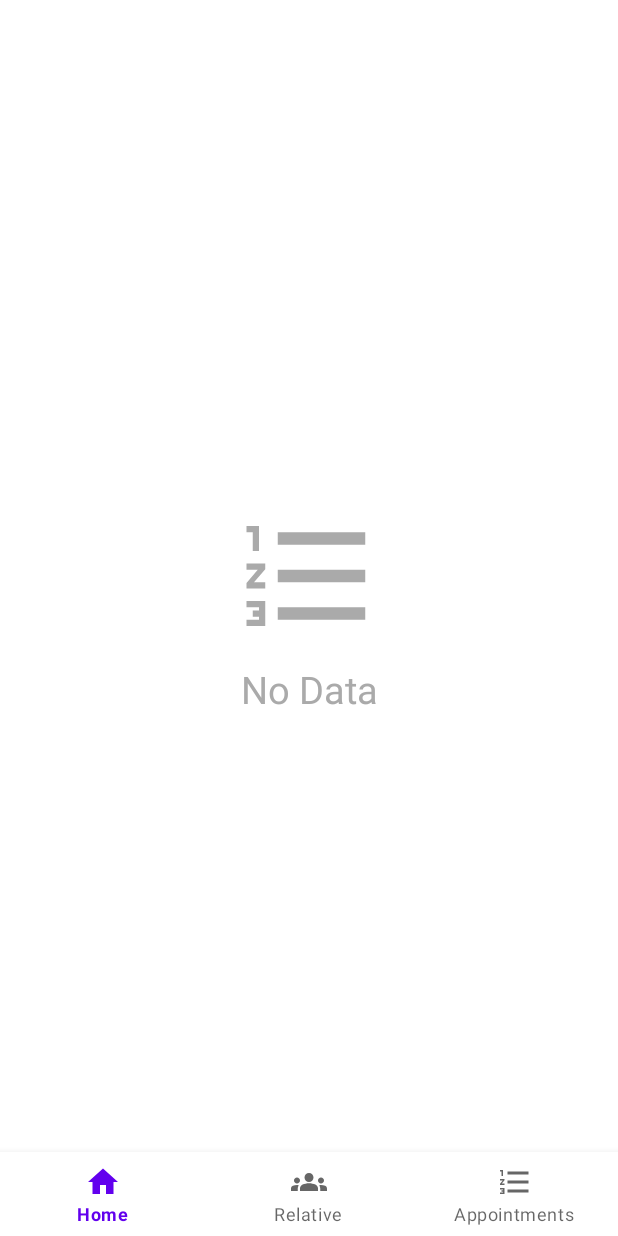
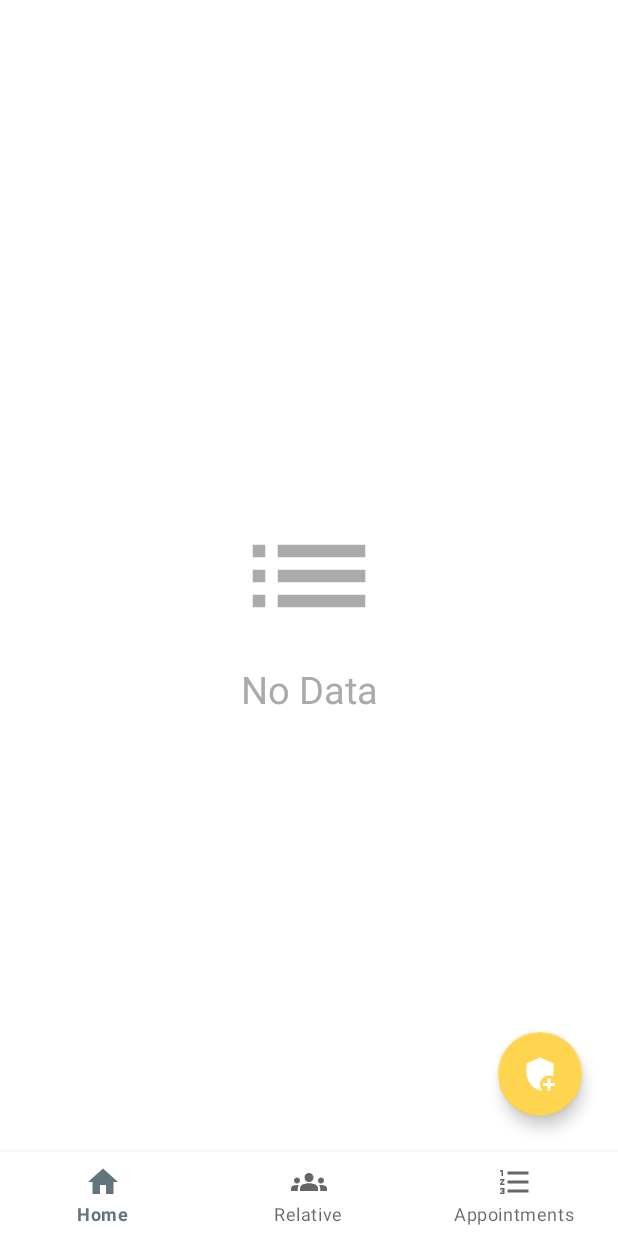
Before and after one commit to mokhtarmoustafa/IPatient, an Android app: the layout home_fragment.xml on its own in the app's theme, with its tools: preview values and no code run, on a phone screen of 412 x 824 dp. Run offline under Robolectric (Android 15) with nearby library versions, the phone set to English and light mode, and no system bars.

Commit message:
app - adjust pallet colors

```diff
--- a/app/src/main/java/com/twoam/ipatient/ui/home/HomeFragment.kt
+++ b/app/src/main/java/com/twoam/ipatient/ui/home/HomeFragment.kt
@@ -1,5 +1,6 @@
 package com.twoam.ipatient.ui.home
 
+import android.opengl.Visibility
 import androidx.lifecycle.ViewModelProvider
 import android.os.Bundle
 import androidx.fragment.app.Fragment
@@ -7,22 +8,44 @@ import android.view.LayoutInflater
 import android.view.View
 import android.view.ViewGroup
 import com.twoam.ipatient.R
+import com.twoam.ipatient.databinding.HomeFragmentBinding
 
 class HomeFragment : Fragment() {
+
+    //region variables
+
+    private lateinit var viewModel: HomeViewModel
+    private lateinit var binding: HomeFragmentBinding
+    //endregion
 
     companion object {
         fun newInstance() = HomeFragment()
     }
 
-    private lateinit var viewModel: HomeViewModel
 
+    //region events
     override fun onCreateView(
         inflater: LayoutInflater, container: ViewGroup?,
         savedInstanceState: Bundle?
-    ): View? {
-        viewModel = ViewModelProvider(this).get(HomeViewModel::class.java)
-        return inflater.inflate(R.layout.home_fragment, container, false)
+    ): View {
+        viewModel = ViewModelProvider(this)[HomeViewModel::class.java]
+        binding = HomeFragmentBinding.inflate(inflater, container, false)
+        return binding.root
+    }
+
+    override fun onViewCreated(view: View, savedInstanceState: Bundle?) {
+        super.onViewCreated(view, savedInstanceState)
+        showEmptyView(true)
     }
 
 
+    //endregion
+
+    //region helper functions
+
+    private fun showEmptyView(isEmpty: Boolean) {
+        if (isEmpty) binding.groupEmptyData.visibility = View.VISIBLE else View.INVISIBLE
+    }
+    //endregion
+
 }
--- /dev/null
+++ b/app/src/main/res/drawable/ic_add_prescription.xml
@@ -0,0 +1,10 @@
+<vector xmlns:android="http://schemas.android.com/apk/res/android"
+    android:width="24dp"
+    android:height="24dp"
+    android:viewportWidth="24"
+    android:viewportHeight="24"
+    >
+  <path
+      android:fillColor="@android:color/white"
+      android:pathData="M13.22,22.61c-0.4,0.15 -0.8,0.29 -1.22,0.39 -5.16,-1.26 -9,-6.45 -9,-12V5l9,-4 9,4v6c0,0.9 -0.11,1.78 -0.3,2.65 -0.81,-0.41 -1.73,-0.65 -2.7,-0.65 -3.31,0 -6,2.69 -6,6 0,1.36 0.46,2.61 1.22,3.61zM19,20v2.99s-1.99,0.01 -2,0V20h-3v-2h3v-3h2v3h3v2h-3z"/>
+</vector>
--- /dev/null
+++ b/app/src/main/res/drawable/ic_empty_list.xml
@@ -0,0 +1,10 @@
+<vector xmlns:android="http://schemas.android.com/apk/res/android"
+    android:width="24dp"
+    android:height="24dp"
+    android:viewportWidth="24"
+    android:viewportHeight="24"
+    >
+  <path
+      android:fillColor="@color/secondaryDarkColor"
+      android:pathData="M3,13h2v-2L3,11v2zM3,17h2v-2L3,15v2zM3,9h2L5,7L3,7v2zM7,13h14v-2L7,11v2zM7,17h14v-2L7,15v2zM7,7v2h14L21,7L7,7z"/>
+</vector>
--- a/app/src/main/res/layout/fragment_splash.xml
+++ b/app/src/main/res/layout/fragment_splash.xml
@@ -18,6 +18,7 @@
             android:layout_height="200dp"
             android:scaleType="centerCrop"
             android:src="@drawable/ic_appointments"
+            app:tint="@color/secondaryDarkColor"
             app:layout_constraintBottom_toBottomOf="parent"
             app:layout_constraintEnd_toEndOf="parent"
             app:layout_constraintStart_toStartOf="parent"
@@ -31,12 +32,25 @@
             android:layout_marginTop="19dp"
             android:gravity="center"
             android:text="@string/i_patient"
-            android:textColor="@color/black"
+            android:textColor="@android:color/darker_gray"
             android:textSize="25sp"
             app:layout_constraintEnd_toEndOf="parent"
             app:layout_constraintStart_toStartOf="parent"
             app:layout_constraintTop_toBottomOf="@+id/iv_logo" />
 
+        <TextView
+            android:id="@+id/tv_copy_right"
+            android:layout_width="0dp"
+            android:layout_height="wrap_content"
+            android:layout_marginBottom="16dp"
+            android:gravity="center"
+            android:text="@string/copy_rights_reserved_2am"
+            android:textColor="@android:color/darker_gray"
+            android:textSize="18sp"
+            app:layout_constraintBottom_toBottomOf="parent"
+            app:layout_constraintEnd_toEndOf="parent"
+            app:layout_constraintStart_toStartOf="parent" />
+
 
     </androidx.constraintlayout.widget.ConstraintLayout>
 </layout>
--- a/app/src/main/res/layout/home_fragment.xml
+++ b/app/src/main/res/layout/home_fragment.xml
@@ -10,9 +10,9 @@
         android:id="@+id/iv_empty_data"
         android:layout_width="100dp"
         android:layout_height="100dp"
+        android:contentDescription="@string/content"
         android:scaleType="centerCrop"
-        android:src="@drawable/ic_appointments"
-        android:contentDescription="@string/content"
+        android:src="@drawable/ic_empty_list"
         app:layout_constraintBottom_toBottomOf="@+id/recycler_view_medical_prescriptions"
         app:layout_constraintEnd_toEndOf="@+id/recycler_view_medical_prescriptions"
         app:layout_constraintStart_toStartOf="@+id/recycler_view_medical_prescriptions"
@@ -40,9 +40,9 @@
         android:layout_height="0dp"
         app:layoutManager="androidx.recyclerview.widget.StaggeredGridLayoutManager"
         app:layout_constraintBottom_toTopOf="@+id/bottom_navigation_home"
-        app:layout_constraintEnd_toEndOf="parent"
+        app:layout_constraintEnd_toEndOf="@id/end"
         app:layout_constraintHorizontal_bias="0.0"
-        app:layout_constraintStart_toStartOf="parent"
+        app:layout_constraintStart_toStartOf="@id/start"
         app:layout_constraintTop_toTopOf="parent"
         app:layout_constraintVertical_bias="0.0"
         app:spanCount="2" />
@@ -56,4 +56,40 @@
         app:layout_constraintStart_toStartOf="parent"
         app:menu="@menu/home_menu" />
 
+    <androidx.constraintlayout.widget.Group
+        android:id="@+id/group_empty_data"
+        android:layout_width="wrap_content"
+        android:layout_height="wrap_content"
+        app:constraint_referenced_ids="iv_empty_data,tv_empty_data"
+        app:layout_constraintBottom_toBottomOf="parent"
+        app:layout_constraintEnd_toEndOf="@id/end"
+        app:layout_constraintStart_toStartOf="@id/start"
+        app:layout_constraintTop_toTopOf="parent" />
+
+    <com.google.android.material.floatingactionbutton.FloatingActionButton
+        android:id="@+id/floatingActionButton"
+        android:layout_width="wrap_content"
+        android:layout_height="wrap_content"
+        android:layout_marginEnd="24dp"
+        android:layout_marginBottom="24dp"
+        android:clickable="true"
+        android:contentDescription="@string/content"
+        android:focusable="true"
+        android:src="@drawable/ic_add_prescription"
+        app:layout_constraintBottom_toBottomOf="@+id/recycler_view_medical_prescriptions"
+        app:layout_constraintEnd_toEndOf="parent" />
+
+    <androidx.constraintlayout.widget.Guideline
+        android:id="@+id/start"
+        android:layout_width="wrap_content"
+        android:layout_height="wrap_content"
+        android:orientation="vertical"
+        app:layout_constraintGuide_begin="14dp" />
+    <androidx.constraintlayout.widget.Guideline
+        android:id="@+id/end"
+        android:layout_width="wrap_content"
+        android:layout_height="wrap_content"
+        android:orientation="vertical"
+        app:layout_constraintGuide_end="14dp" />
+
 </androidx.constraintlayout.widget.ConstraintLayout>
--- a/app/src/main/res/values-night/themes.xml
+++ b/app/src/main/res/values-night/themes.xml
@@ -1,14 +1,14 @@
 <resources xmlns:tools="http://schemas.android.com/tools">
     <!-- Base application theme. -->
-    <style name="Theme.IPatient" parent="Theme.MaterialComponents.DayNight.DarkActionBar">
+    <style name="Theme.IPatient" parent="Theme.MaterialComponents.DayNight.NoActionBar">
         <!-- Primary brand color. -->
-        <item name="colorPrimary">@color/purple_200</item>
-        <item name="colorPrimaryVariant">@color/purple_700</item>
-        <item name="colorOnPrimary">@color/black</item>
+        <item name="colorPrimary">@color/primaryDarkColor</item>
+        <item name="colorPrimaryVariant">@color/primaryColor</item>
+        <item name="colorOnPrimary">@color/primaryTextColor</item>
         <!-- Secondary brand color. -->
-        <item name="colorSecondary">@color/teal_200</item>
-        <item name="colorSecondaryVariant">@color/teal_200</item>
-        <item name="colorOnSecondary">@color/black</item>
+        <item name="colorSecondary">@color/secondaryDarkColor</item>
+        <item name="colorSecondaryVariant">@color/secondaryLightColor</item>
+        <item name="colorOnSecondary">@color/secondaryTextColor</item>
         <!-- Status bar color. -->
         <item name="android:statusBarColor" tools:targetApi="l">?attr/colorPrimaryVariant</item>
         <!-- Customize your theme here. -->
--- a/app/src/main/res/values/colors.xml
+++ b/app/src/main/res/values/colors.xml
@@ -1,10 +1,14 @@
 <?xml version="1.0" encoding="utf-8"?>
 <resources>
-    <color name="purple_200">#FFBB86FC</color>
-    <color name="purple_500">#FF6200EE</color>
-    <color name="purple_700">#FF3700B3</color>
-    <color name="teal_200">#FF03DAC5</color>
-    <color name="teal_700">#FF018786</color>
-    <color name="black">#FF000000</color>
-    <color name="white">#FFFFFFFF</color>
+    <color name="primaryColor">#90a4ae</color>
+    <color name="primaryLightColor">#c1d5e0</color>
+    <color name="primaryDarkColor">#62757f</color>
+
+    <color name="secondaryColor">#ffd54f</color>
+    <color name="secondaryLightColor"> #ffff81</color>
+    <color name="secondaryDarkColor">#c8a415</color>
+
+    <color name="primaryTextColor">#000000</color>
+    <color name="secondaryTextColor">#263238</color>
+    <color name="white">#ffffff</color>
 </resources>
--- a/app/src/main/res/values/strings.xml
+++ b/app/src/main/res/values/strings.xml
@@ -8,4 +8,5 @@
     <string name="content">content</string>
     <string name="i_patient">I-Patient</string>
     <string name="no_data">No Data</string>
+    <string name="copy_rights_reserved_2am">Copy Rights reserved @2AM</string>
 </resources>
--- a/app/src/main/res/values/themes.xml
+++ b/app/src/main/res/values/themes.xml
@@ -1,14 +1,14 @@
 <resources xmlns:tools="http://schemas.android.com/tools">
     <!-- Base application theme. -->
-    <style name="Theme.IPatient" parent="Theme.MaterialComponents.DayNight.DarkActionBar">
+    <style name="Theme.IPatient" parent="Theme.MaterialComponents.DayNight.NoActionBar">
         <!-- Primary brand color. -->
-        <item name="colorPrimary">@color/purple_500</item>
-        <item name="colorPrimaryVariant">@color/purple_700</item>
-        <item name="colorOnPrimary">@color/white</item>
+        <item name="colorPrimary">@color/primaryDarkColor</item>
+        <item name="colorPrimaryVariant">@color/primaryColor</item>
+        <item name="colorOnPrimary">@color/primaryTextColor</item>
         <!-- Secondary brand color. -->
-        <item name="colorSecondary">@color/teal_200</item>
-        <item name="colorSecondaryVariant">@color/teal_700</item>
-        <item name="colorOnSecondary">@color/black</item>
+        <item name="colorSecondary">@color/secondaryColor</item>
+        <item name="colorSecondaryVariant">@color/secondaryLightColor</item>
+        <item name="colorOnSecondary">@color/white</item>
         <!-- Status bar color. -->
         <item name="android:statusBarColor" tools:targetApi="l">?attr/colorPrimaryVariant</item>
         <!-- Customize your theme here. -->
```
